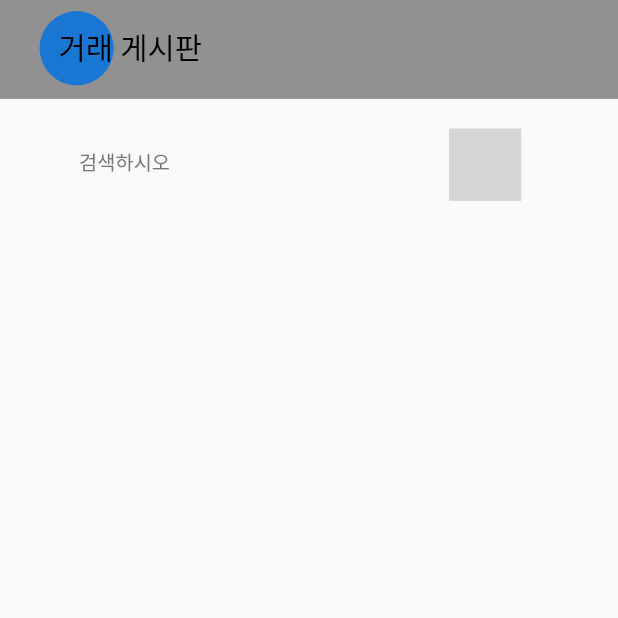
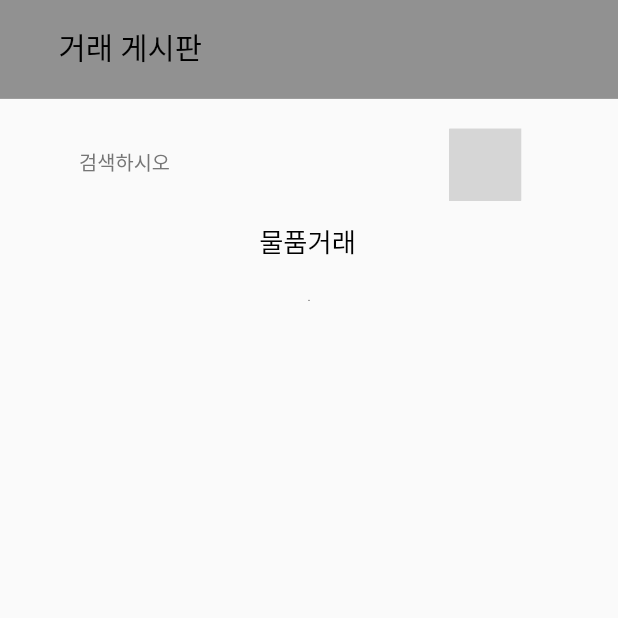
Before and after one commit to Hanill/Chat, a Flutter app: the TradeMain screen opened directly, on a phone screen of 412 x 824 dp, the top half of it. Run offline on Flutter 3.47's test engine with Material 2 defaults, Android fonts, the phone set to English and light mode, and no system bars; our stand-ins replace flutter_svg; Roboto replaces fonts that are missing (KoreanFont); grey boxes are pictures that could not be loaded.

Commit message:
수정본

```diff
--- a/lib/trade_main.dart
+++ b/lib/trade_main.dart
@@ -17,10 +17,6 @@ class TradeMain extends StatelessWidget {
           children: [
             SvgPicture.asset("assets/svg/gnb.svg", width: sizeWidth),
             Positioned(
-                left: sizeWidth * 0.064,
-                top: sizeHeight * 0.009,
-                child: CircleAvatar(radius: sizeWidth * 0.06)),
-            Positioned(
               left: sizeWidth * 0.0946,
               top: sizeHeight * 0.0197,
               child: Text("거래 게시판",
@@ -37,10 +33,10 @@ class TradeMain extends StatelessWidget {
         ),
         Row(
           children: [
-            SizedBox(width: sizeWidth*0.064),
+            SizedBox(width: sizeWidth * 0.064),
             Container(
-              margin:
-                  EdgeInsets.fromLTRB(sizeWidth * 0.064, sizeHeight * 0.0172, 0, 0),
+              margin: EdgeInsets.fromLTRB(
+                  sizeWidth * 0.064, sizeHeight * 0.0172, 0, 0),
               child: SizedBox(
                   width: sizeWidth * 0.546,
                   height: sizeHeight * 0.0221,
@@ -56,8 +52,28 @@ class TradeMain extends StatelessWidget {
                     ),
                   )),
             ),
-            SizedBox(width: sizeWidth*0.053),
+            SizedBox(width: sizeWidth * 0.053),
             SvgPicture.asset("assets/svg/search2.svg")
+          ],
+        ),
+        SizedBox(height: sizeHeight * 0.017),
+        SizedBox(
+          width: sizeWidth * 0.1614,
+          height: sizeHeight * 0.0284,
+          child: Text("물품거래",
+              style: TextStyle(
+                  fontFamily: "KoreanFont",
+                  color: Color(0xff000000),
+                  fontSize: sizeWidth * 0.0426,
+                  fontWeight: FontWeight.w400)),
+        ),
+        SizedBox(
+          height: sizeHeight * 0.035,
+        ),
+        Stack(
+          children: [
+            Container(color: Colors.black, width: 0.872, height: 0.416),
+
           ],
         )
       ]),
```
